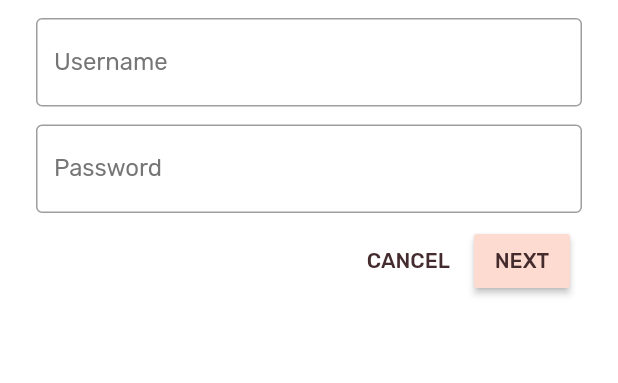
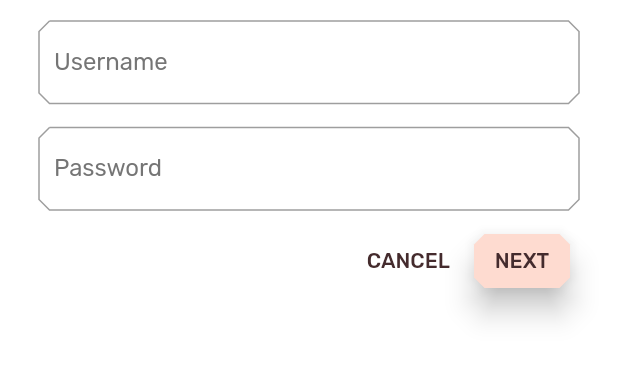
Before and after one commit to azusanosuke/MDC-101-Flutter, a Flutter app: the screen it shows after launch, after a tap on "CANCEL", on a phone screen of 412 x 824 dp, the part 237-620 px from its top. Run offline on Flutter 3.47's test engine with Material 2 defaults, Android fonts, the phone set to English and light mode, and no system bars.

Commit message:
CutCornersBorderを使ってインプットのテキストフィールドとボタンのカタチをかえるところまで

```diff
--- a/lib/app.dart
+++ b/lib/app.dart
@@ -1,6 +1,7 @@
 import 'dart:ui';
 
 import 'package:flutter/material.dart';
+import 'supplemental/cut_corners_border.dart';
 
 import 'home.dart';
 import 'login.dart';
@@ -69,13 +70,13 @@ ThemeData _buildShrineTheme() {
     ),
     // Decorate the inputs (103)
     inputDecorationTheme: InputDecorationTheme(
-      focusedBorder: OutlineInputBorder(
+      focusedBorder: CutCornersBorder(
         borderSide: BorderSide(
           width: 2,
           color: kShrineBrown900,
         ),
       ),
-      border: OutlineInputBorder(),
+      border: const CutCornersBorder(),
     ),
   );
 }
--- a/lib/login.dart
+++ b/lib/login.dart
@@ -27,6 +27,7 @@ class _LoginPageState extends State<LoginPage> {
   final _usernameFocusNode = FocusNode();
   final _passwordFocusNode = FocusNode();
 
+  @override
   void initState() {
     super.initState();
     _usernameFocusNode.addListener(() {
@@ -73,7 +74,7 @@ class _LoginPageState extends State<LoginPage> {
               ),
               focusNode: _usernameFocusNode,
             ),
-            SizedBox(height: 12.0),
+            const SizedBox(height: 12),
             TextField(
               controller: _passwordController,
               decoration: InputDecoration(
@@ -90,21 +91,28 @@ class _LoginPageState extends State<LoginPage> {
             // [Name]
             // Add button bar (101)
             ButtonBar(
-              //TODO: Add a beveled rectangular border to CANCEL (103)
+              //Add a beveled rectangular border to CANCEL (103)
               children: <Widget>[
                 // Add buttons (101)
                 FlatButton(
                   child: const Text('CANCEL'),
+                  shape: const BeveledRectangleBorder(
+                    borderRadius: BorderRadius.all(Radius.circular(7)),
+                  ),
                   onPressed: () {
                     // Clear the text fields (101)
                     _usernameController.clear();
                     _passwordController.clear();
                   },
                 ),
-                // TODO: Add an elevation to NEXT (103)
-                // TODO: Add a beveled rectangular border to NEXT (103)
+                // Add an elevation to NEXT (103)
+                // Add a beveled rectangular border to NEXT (103)
                 RaisedButton(
                   child: const Text('NEXT'),
+                  elevation: 8,
+                  shape: const BeveledRectangleBorder(
+                    borderRadius: BorderRadius.all(Radius.circular(7)),
+                  ),
                   onPressed: () {
                     // Show the next page (101)
                     Navigator.pop(context);
```
